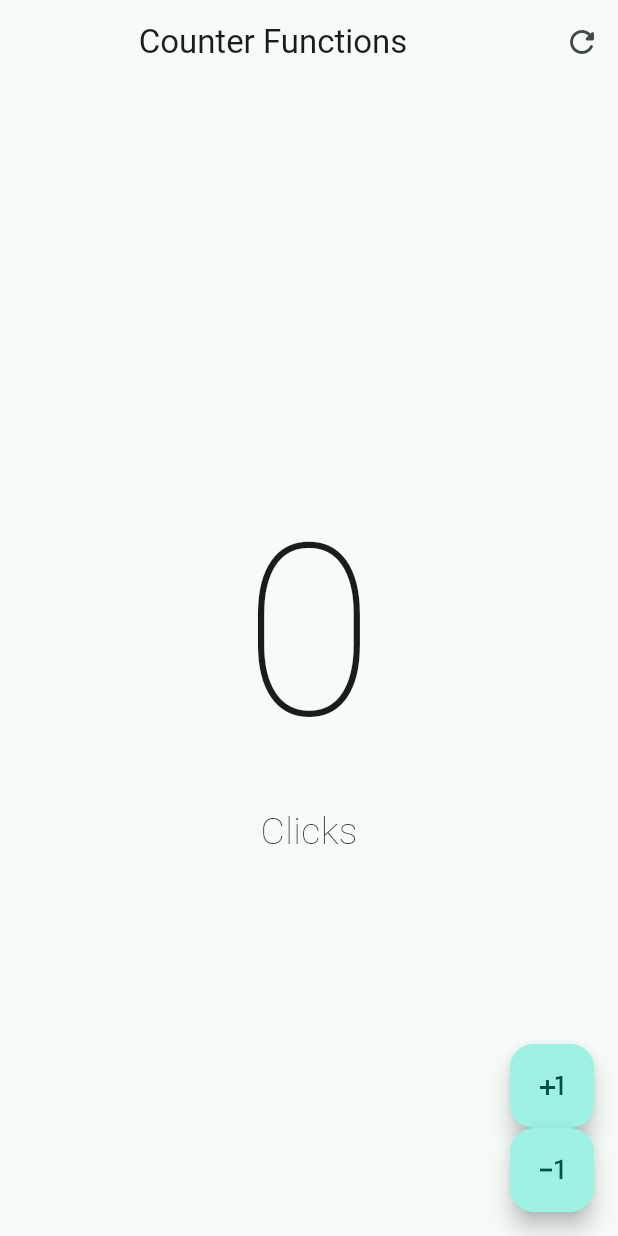
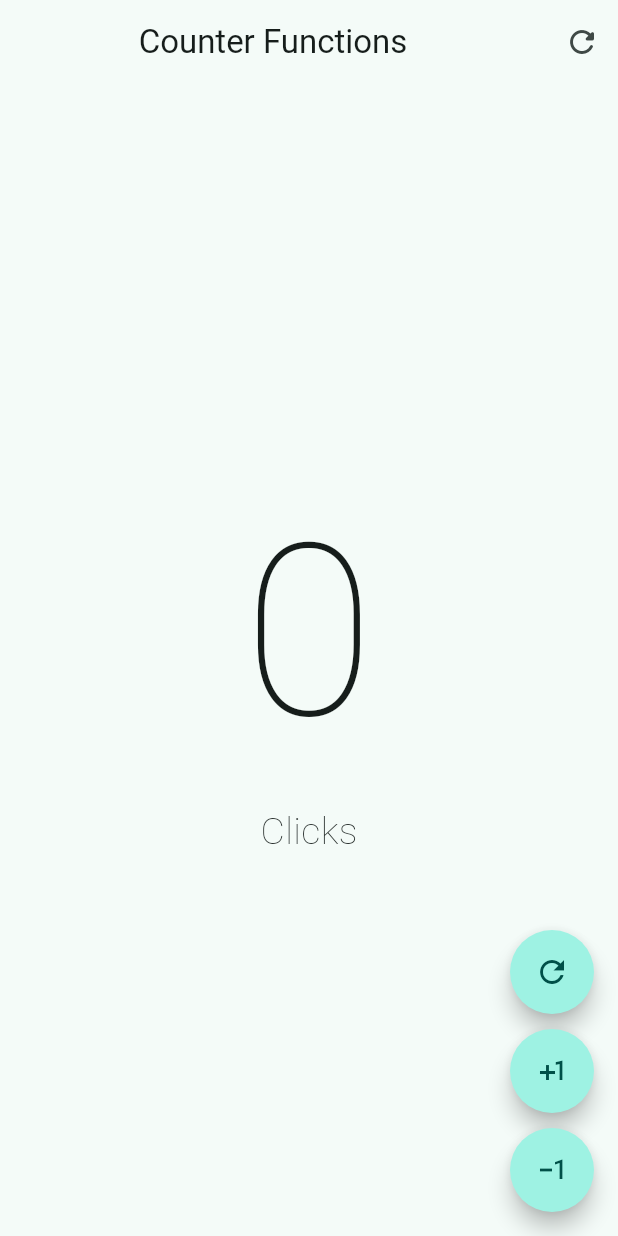
Before and after one commit to oakgarelik/Counter_Mobile_App, a Flutter app: the CounterFunctionsScreen screen opened directly, on a phone screen of 412 x 824 dp. Run offline on Flutter 3.47's test engine with Material 3 defaults, Android fonts, the phone set to English and light mode, and no system bars; statements that could not run were skipped.

Commit message:
Section 4_62

```diff
--- a/lib/presentation/screens/counter/counter_functions_screen.dart
+++ b/lib/presentation/screens/counter/counter_functions_screen.dart
@@ -48,13 +48,25 @@ class _CounterFunctionsScreenState extends State<CounterFunctionsScreen> {
           mainAxisAlignment: MainAxisAlignment.end,
           children: [
             FloatingActionButton(
+              shape: const StadiumBorder(),
+              onPressed: () {
+                clickCounter++;
+                setState(() {});
+              },
+              child: const Icon(Icons.refresh_outlined),
+            ),
+            const SizedBox(height: 10),
+            FloatingActionButton(
+              shape: const StadiumBorder(),
               onPressed: () {
                 clickCounter++;
                 setState(() {});
               },
               child: const Icon(Icons.plus_one),
             ),
+            const SizedBox(height: 10),
             FloatingActionButton(
+              shape: const StadiumBorder(),
               onPressed: () {
                 clickCounter--;
                 setState(() {});
@@ -65,3 +77,6 @@ class _CounterFunctionsScreenState extends State<CounterFunctionsScreen> {
         ));
   }
 }
+
+
+// Save_point_1_CounterFunctionsScreen_Section 4_62
```
